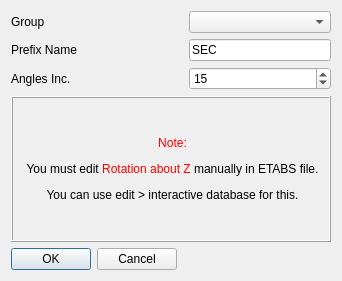
The window that applications/cfactor/widgets/define/create_section_cuts.ui (ebrahimraeyat/civilTools) describes before a commit, drawn with Qt 5.
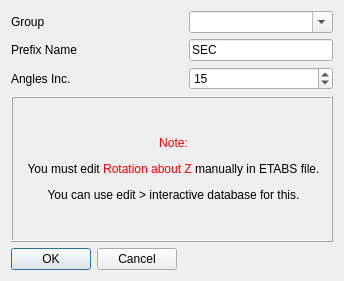
The same window after the commit. Icons and pictures are not drawn.

Patch:
```diff
--- a/applications/cfactor/widgets/define/create_section_cuts.ui
+++ b/applications/cfactor/widgets/define/create_section_cuts.ui
@@ -6,7 +6,7 @@
    <rect>
     <x>0</x>
     <y>0</y>
-    <width>342</width>
+    <width>344</width>
     <height>281</height>
    </rect>
   </property>
@@ -19,7 +19,11 @@
   </property>
   <layout class="QGridLayout" name="gridLayout">
    <item row="0" column="2">
-    <widget class="QComboBox" name="group"/>
+    <widget class="QComboBox" name="group">
+     <property name="editable">
+      <bool>true</bool>
+     </property>
+    </widget>
    </item>
    <item row="2" column="0" colspan="2">
     <widget class="QLabel" name="label_3">
```
